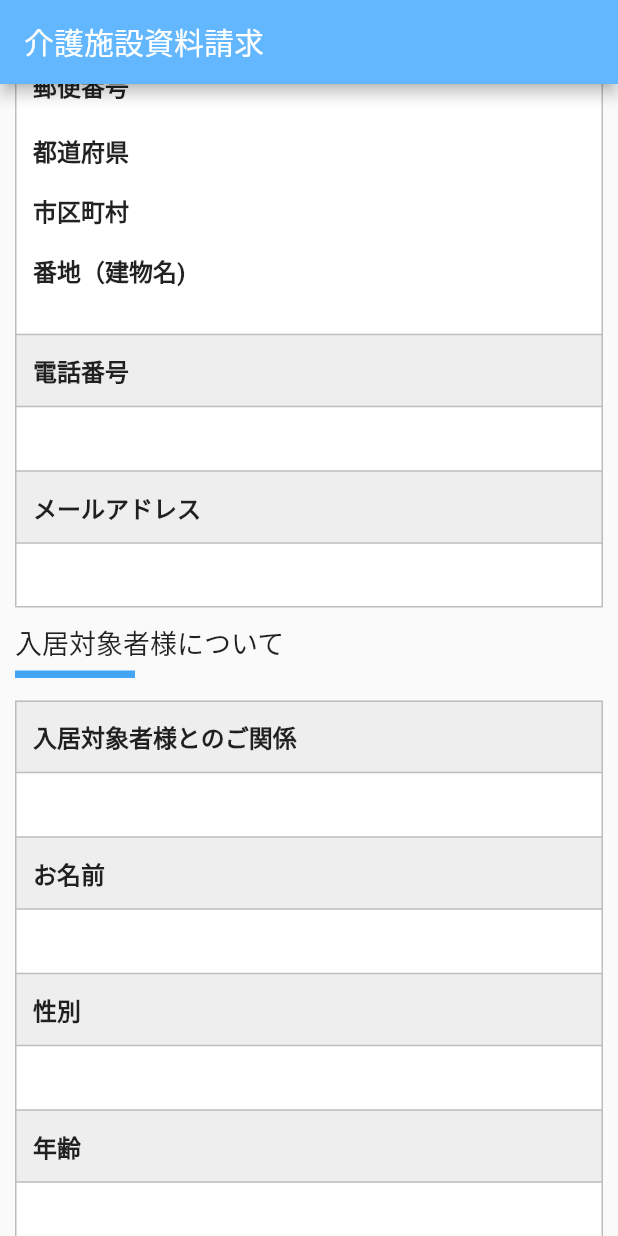
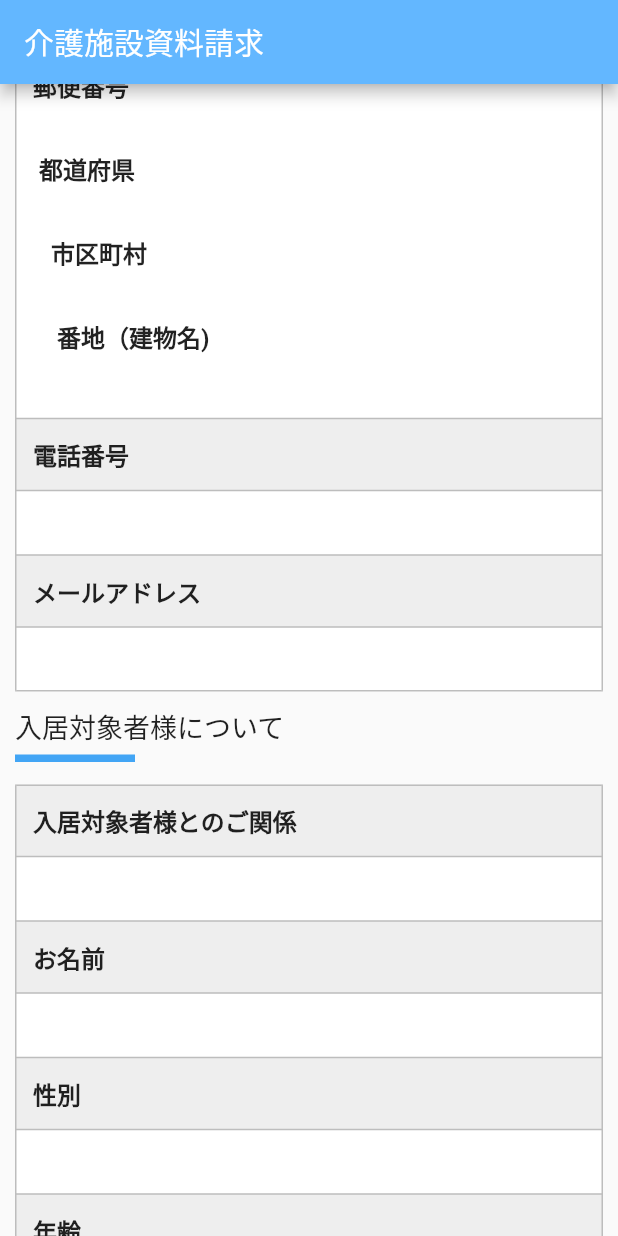
Before and after one commit to zwemansoempm/tis-mobile, a Flutter app: the NursingMailConfirm screen opened directly with empty values, scrolled down 576 dp, on a phone screen of 412 x 824 dp. Run offline on Flutter 3.47's test engine with Material 2 defaults, Android fonts, the phone set to English and light mode, and no system bars; our stand-ins replace carousel_slider, connectivity, datetime_picker_formfield, dio, dotted_line, flutter_html and 4 more; missing offline and left inert: flutter_focus_watcher; network calls fail; statements that could not run were skipped.

Commit message:
nursing mail

```diff
--- a/lib/model/nursingMailComment.dart
+++ b/lib/model/nursingMailComment.dart
@@ -4,20 +4,29 @@ class NursingMailCommentModel {
   String bdate;
   String sex1;
   String postal;
-  //String division;
+  String division;
   String city; //selectedValue
   String township;
-  String address;
   String phone;
   String mail;
 
   String relation;
-  String tname;
+  String ttname;
   String sex;
   String years;
   String nursing;
   String fect;
   String hope;
+
+  String townshipname;
+
+  List<String> fav_mail;
+  List<int> fav_id;
+  List<String> fav_name;
+  List<bool> arr_document;
+  int selectedValue;
+  List<bool> fav_name_copy;
+
 
   NursingMailCommentModel(
       this.name,
@@ -25,16 +34,24 @@ class NursingMailCommentModel {
       this.bdate,
       this.sex1,
       this.postal,
+      this.division,
       this.city,
       this.township,
-      this.address,
       this.phone,
       this.mail,
       this.relation,
-      this.tname,
+      this.ttname,
       this.sex,
       this.years,
       this.nursing,
       this.fect,
-      this.hope);
+      this.hope,
+      // this.townshipname,
+      // this.fav_mail,
+      // this.fav_id,
+      // this.fav_name,
+      // this.arr_document,
+      // this.selectedValue,
+      // this.fav_name_copy,
+      );
 }
--- a/lib/views/nursing_mail_confirm.dart
+++ b/lib/views/nursing_mail_confirm.dart
@@ -1,10 +1,13 @@
 import 'package:flutter/material.dart';
 import 'package:tis/bloc/get_nursing_detail_bloc.dart';
 import 'package:tis/model/nursingMailComment.dart';
+import 'package:tis/views/nursing_mail_complete.dart';
+import 'package:tis/views/nusing_favourite_mail.dart';
 import 'package:tis/views/send_completely.dart';
 
 class NursingMailConfirm extends StatefulWidget {
   final String nursingId;
+
   final NursingMailCommentModel mailcomment;
 
   const NursingMailConfirm({Key key,@required this.nursingId,@required this.mailcomment}) : super(key: key);
@@ -52,17 +55,16 @@ class _NursingMailConfirmState extends State<NursingMailConfirm> {
                 SizedBox(height: 10),
 
                 Row(
-
                   mainAxisAlignment: MainAxisAlignment.spaceBetween,
                   children: [
                     Container(
                       padding: EdgeInsets.symmetric(horizontal: 20, vertical: 6),
                       decoration: BoxDecoration(
-                        border: Border.all(color: Colors.blue[300]),
+                        color: Colors.blue[300],
                       ),
                       child: Text("1.入力",
                         style: TextStyle(
-                          color: Colors.blue,
+                          color: Colors.white,
                           fontWeight: FontWeight.bold,
                           fontSize: 12
                         ),
@@ -151,31 +153,53 @@ class _NursingMailConfirmState extends State<NursingMailConfirm> {
                                 fontWeight: FontWeight.bold,
                                 fontSize: 16
                               ),),
-                              Text(widget.mailcomment.postal != null ? widget.mailcomment.postal : "",
+                              Padding(
+                                padding: const EdgeInsets.symmetric(horizontal: 2 , vertical: 4),
+                                child: Text(widget.mailcomment.postal != null ? widget.mailcomment.postal : "",
                                   style: TextStyle(
                                     fontSize: 16
                                   ),
                                 ),
-                              Text("都道府県" ,
+                              ),
+                              Padding(
+                                padding: const EdgeInsets.symmetric(horizontal: 4 , vertical: 4),
+                                child: Text("都道府県" ,
                                 style: TextStyle(
                                   fontWeight: FontWeight.bold,
                                   fontSize: 16
                                 ),),
-                              Text(widget.mailcomment.city != null ? widget.mailcomment.city : "" ),
-                              Text("市区町村" ,
+                              ),
+                              Padding(
+                                padding: const EdgeInsets.symmetric(horizontal: 8 , vertical: 4),
+                                child: Text(widget.mailcomment.division != null ? widget.mailcomment.division : "" ),
+                              ),
+
+                              Padding(
+                                padding: const EdgeInsets.symmetric(horizontal: 12 , vertical: 4),
+                                child: Text("市区町村" ,
                                 style: TextStyle(
                                   fontWeight: FontWeight.bold,
                                   fontSize: 16
                                 ),),
-                              Text(widget.mailcomment.township != null ? widget.mailcomment.township : "" ),
-                              Text("番地（建物名)" ,
+                              ),
+                              Padding(
+                                padding: const EdgeInsets.symmetric(horizontal: 12 , vertical: 4),
+                                child: Text(widget.mailcomment.township != null ? widget.mailcomment.township : "" ),
+                              ),
+                              Padding(
+                                padding: const EdgeInsets.symmetric(horizontal: 16 , vertical: 4),
+                                child: Text("番地（建物名)" ,
                                 style: TextStyle(
                                   fontWeight: FontWeight.bold,
                                   fontSize: 16
                                 ),),
-                              Text(widget.mailcomment.address != null ? widget.mailcomment.address : "",
+                              ),
+                              Padding(
+                                padding: const EdgeInsets.symmetric(horizontal: 16 , vertical: 4),
+                                child: Text(widget.mailcomment.city != null ? widget.mailcomment.city : "",
                                   style: TextStyle(
                                     fontSize: 16
+                                  ),
                                 ),
                               ),
                             ]
@@ -215,7 +239,7 @@ class _NursingMailConfirmState extends State<NursingMailConfirm> {
                     TableRow( children: [ _columnHeader("お名前"), ] ),
                     TableRow(
                       children: [
-                        _column(widget.mailcomment.tname),
+                        _column(widget.mailcomment.ttname),
                       ]
                     ),
                     TableRow( children: [ _columnHeader("性別"), ] ),
@@ -253,26 +277,27 @@ class _NursingMailConfirmState extends State<NursingMailConfirm> {
 
                 SizedBox(height: 20.0),
 
-                Center(
-                  child: Text("※未入力の必須項目がございます。",
-                    style: TextStyle(
-                      color: Colors.red
-                    ),
-                  ),
-                ),
-                SizedBox(height: 10.0),
-
                 Row(
                   mainAxisAlignment: MainAxisAlignment.center,
                   children: [
                     RaisedButton(
                       shape: RoundedRectangleBorder(borderRadius: BorderRadius.circular(5)),
                       onPressed: () {
-                        Navigator.push(context, MaterialPageRoute(builder: (context)=> const SendCompletely()));
+                        Navigator.pop(context);
+                      },
+                      color: Colors.red,
+                      textColor: Colors.white,
+                      child: Text('入力画面に戻る', style: TextStyle(fontSize: 16,)),
+                    ),
+                    SizedBox(width: 20),
+                    RaisedButton(
+                      shape: RoundedRectangleBorder(borderRadius: BorderRadius.circular(5)),
+                      onPressed: () {
+                        Navigator.push(context, MaterialPageRoute(builder: (context)=> const NursingMailComplete()));
                       },
                       color: Colors.green,
                       textColor: Colors.white,
-                      child: Text('確認ページに進む', style: TextStyle(fontSize: 16,)),
+                      child: Text('上記内容を送信する', style: TextStyle(fontSize: 16,)),
                     ),
                   ]
                 ),
```
Also changed, not shown: lib/app-validation.dart (added, +33 -0 lines), lib/views/nursing_mail_complete.dart (added, +139 -0 lines), lib/views/nusing_detail.dart (+14 -10 lines), lib/views/nusing_favourite_mail.dart (+32 -29 lines). Lines whose indentation alone changed are shown as unchanged.
